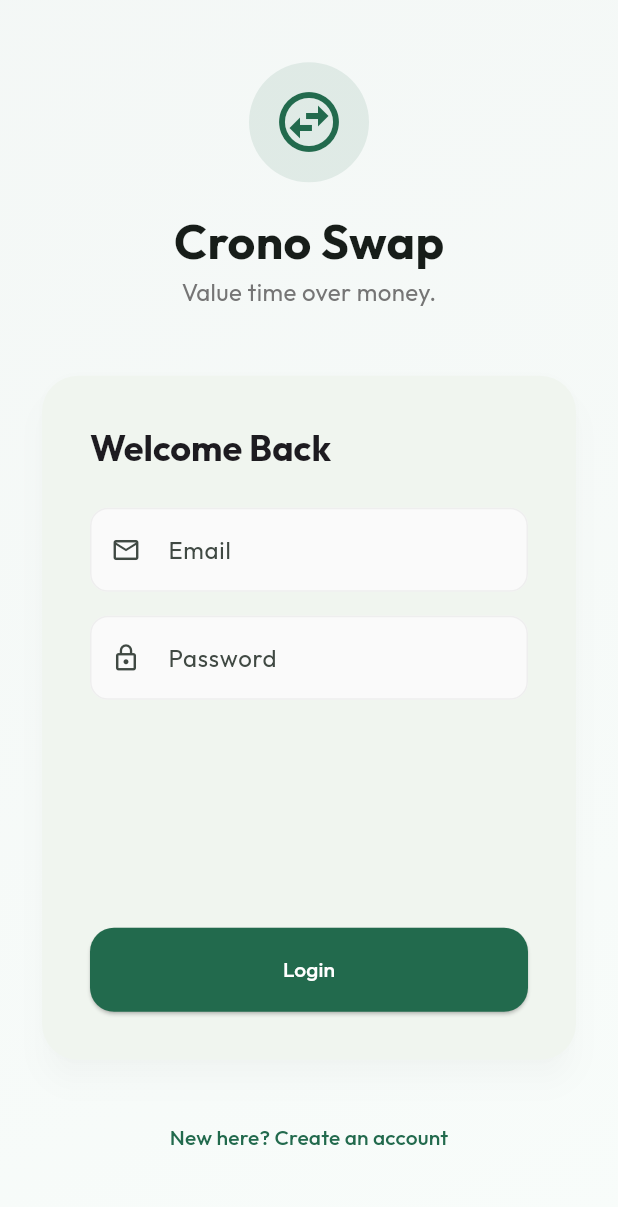
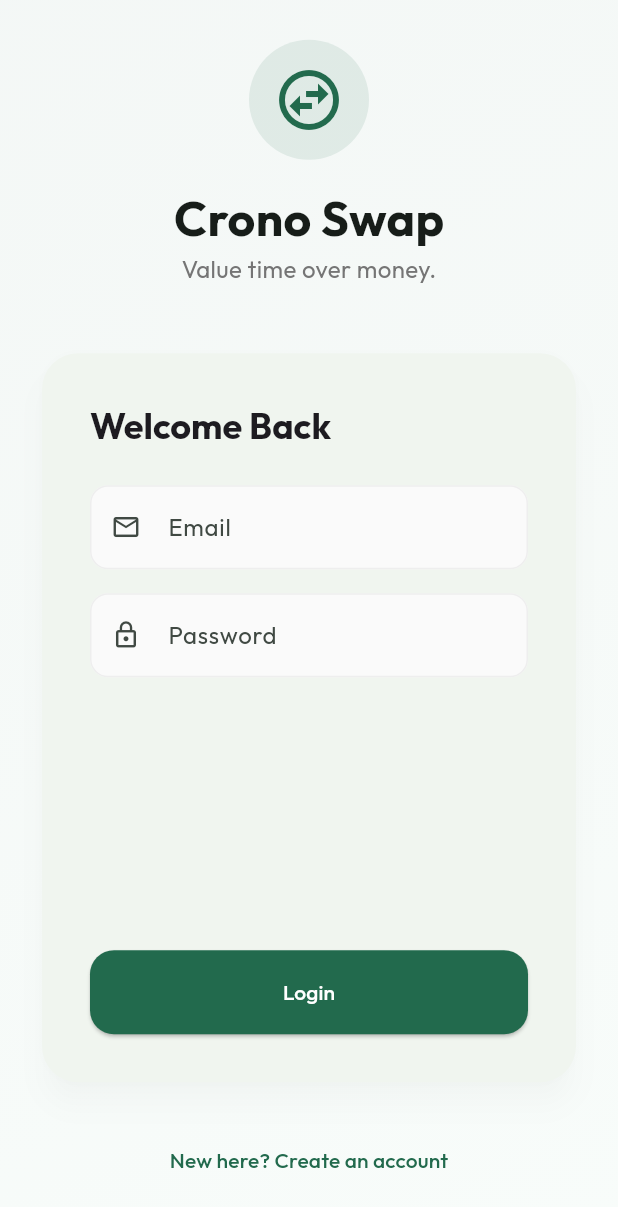
Before and after one commit to BHARDWAJzzz/crono_swap, a Flutter app: the screen it shows after launch, on a phone screen of 412 x 824 dp. Shown: the top 1207 px of the screen. Run offline on Flutter 3.47's test engine with Material 3 defaults, Android fonts, the phone set to English and light mode, and no system bars; our stand-ins replace cloud_firestore, firebase_auth, firebase_core, flutter_riverpod, google_fonts; accounts and stored records are empty.

Commit message:
fix ftta hua code

```diff
--- a/lib/features/skill_exchange/presentation/pages/auth_page.dart
+++ b/lib/features/skill_exchange/presentation/pages/auth_page.dart
@@ -140,7 +140,7 @@ class _AuthPageState extends ConsumerState<AuthPage> {
                             mainAxisSize: MainAxisSize.min,
                             children: [
                               SizedBox(
-                                height: 320,
+                                height: 350,
                                 child: PageView(
                                   controller: _pageController,
                                   physics: const NeverScrollableScrollPhysics(),
--- a/lib/features/skill_exchange/presentation/widgets/skill_card.dart
+++ b/lib/features/skill_exchange/presentation/widgets/skill_card.dart
@@ -24,9 +24,7 @@ class SkillCard extends StatelessWidget {
   Widget build(BuildContext context) {
     final theme = Theme.of(context);
 
-    return Hero(
-      tag: 'skill_${skill.id}',
-      child: Card(
+    return Card(
       elevation: 0,
       shape: RoundedRectangleBorder(
         borderRadius: BorderRadius.circular(24),
@@ -46,6 +44,7 @@ class SkillCard extends StatelessWidget {
           padding: const EdgeInsets.all(20),
           child: Column(
             crossAxisAlignment: CrossAxisAlignment.start,
+            mainAxisSize: .min,
             children: [
               Row(
                 mainAxisAlignment: MainAxisAlignment.spaceBetween,
@@ -147,7 +146,6 @@ class SkillCard extends StatelessWidget {
           ),
         ),
       ),
-      ),
     );
   }
 }
```
Lines whose indentation alone changed are shown as unchanged.
